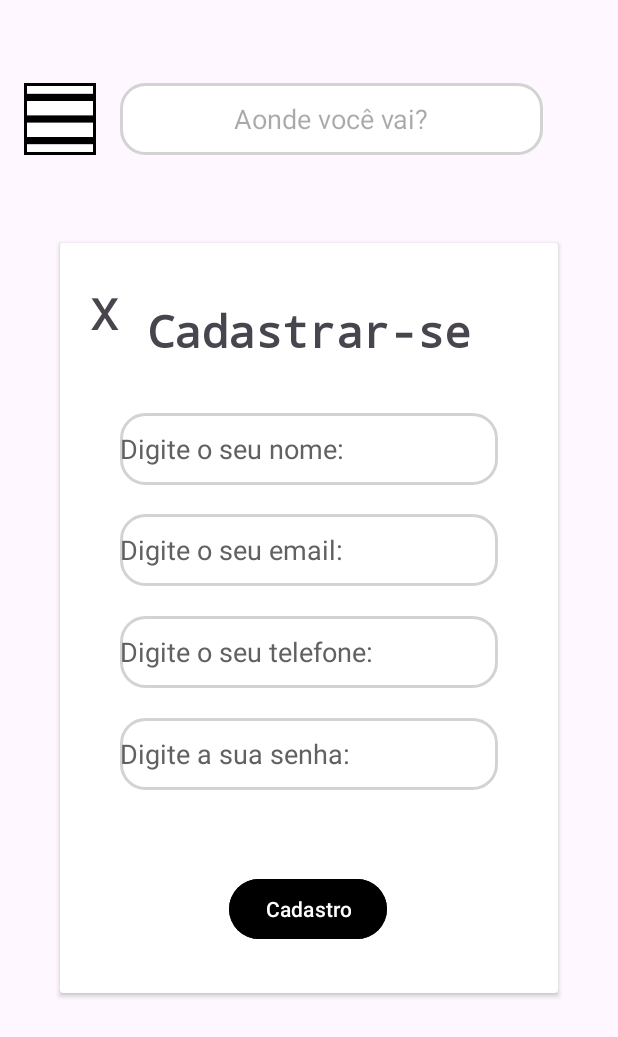
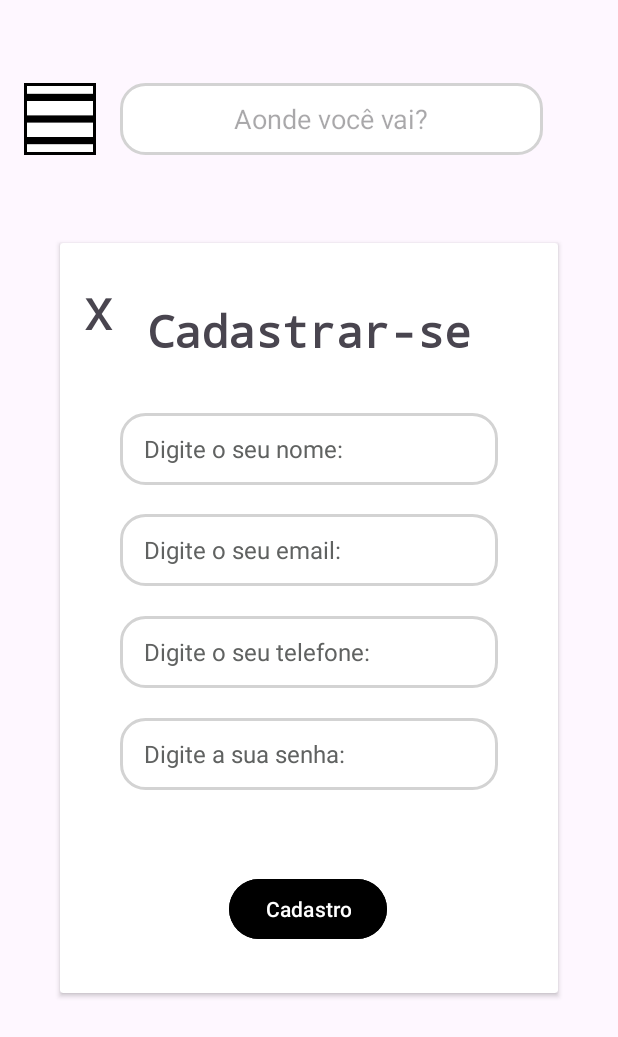
Before and after one commit to 2025-1-NCC3/Projeto17, an Android app: the screen it shows after launch (MainActivity), after a tap on "Cadastro", on a phone screen of 412 x 824 dp. Shown: the top 1037 px of the screen. Run offline under Robolectric (Android 15) with nearby library versions, the phone set to English and light mode, and no system bars; libraries missing offline, so code that uses them is left out: org.osmdroid.config, org.osmdroid.tileprovider, org.osmdroid.util, org.osmdroid.views; plain views replace MapView; pictures from the network do not load; 9 statements that could not run were skipped.

Commit message:
Update interface

```diff
--- a/src/Entrega 1/Frontend/UberProjeto/app/src/main/res/layout/activity_main.xml
+++ b/src/Entrega 1/Frontend/UberProjeto/app/src/main/res/layout/activity_main.xml
@@ -281,9 +281,14 @@
                 android:fontFamily="sans-serif"
                 android:hint="@string/card_cadastro_nome_input"
                 android:inputType="text"
+                android:paddingStart="16dp"
+                android:paddingTop="12dp"
+                android:paddingEnd="16dp"
+                android:paddingBottom="12dp"
                 android:text=""
                 android:textColor="@color/black"
                 android:textColorHint="#606261"
+                android:textSize="16sp"
                 app:layout_constraintBottom_toBottomOf="parent"
                 app:layout_constraintEnd_toEndOf="parent"
                 app:layout_constraintHorizontal_bias="0.5"
@@ -302,8 +307,13 @@
                 android:fontFamily="sans-serif"
                 android:hint="@string/email_login"
                 android:inputType="text"
+                android:paddingStart="16dp"
+                android:paddingTop="12dp"
+                android:paddingEnd="16dp"
+                android:paddingBottom="12dp"
                 android:textColor="@color/black"
                 android:textColorHint="#606261"
+                android:textSize="16sp"
                 app:layout_constraintBottom_toBottomOf="parent"
                 app:layout_constraintEnd_toEndOf="parent"
                 app:layout_constraintHorizontal_bias="0.5"
@@ -322,8 +332,13 @@
                 android:fontFamily="sans-serif"
                 android:hint="@string/card_cadastro_telefone_input"
                 android:inputType="text"
+                android:paddingStart="16dp"
+                android:paddingTop="12dp"
+                android:paddingEnd="16dp"
+                android:paddingBottom="12dp"
                 android:textColor="@color/black"
                 android:textColorHint="#606261"
+                android:textSize="16sp"
                 app:layout_constraintBottom_toBottomOf="parent"
                 app:layout_constraintEnd_toEndOf="parent"
                 app:layout_constraintHorizontal_bias="0.5"
@@ -342,8 +357,13 @@
                 android:fontFamily="sans-serif"
                 android:hint="@string/senha_login"
                 android:inputType="text"
+                android:paddingStart="16dp"
+                android:paddingTop="12dp"
+                android:paddingEnd="16dp"
+                android:paddingBottom="12dp"
                 android:textColor="@color/black"
                 android:textColorHint="#606261"
+                android:textSize="16sp"
                 app:layout_constraintBottom_toBottomOf="parent"
                 app:layout_constraintEnd_toEndOf="parent"
                 app:layout_constraintHorizontal_bias="0.495"
@@ -360,7 +380,7 @@
                 android:textSize="40sp"
                 app:layout_constraintBottom_toBottomOf="parent"
                 app:layout_constraintEnd_toEndOf="parent"
-                app:layout_constraintHorizontal_bias="0.064"
+                app:layout_constraintHorizontal_bias="0.051"
                 app:layout_constraintStart_toStartOf="parent"
                 app:layout_constraintTop_toTopOf="parent"
                 app:layout_constraintVertical_bias="0.035" />
@@ -518,9 +538,10 @@
             <ImageView
                 android:id="@+id/homeBtn"
                 android:layout_width="wrap_content"
-                android:layout_height="80dp"
-                android:layout_marginStart="10dp"
+                android:layout_height="60dp"
                 app:layout_constraintBottom_toBottomOf="parent"
+                app:layout_constraintEnd_toEndOf="parent"
+                app:layout_constraintHorizontal_bias="0.15"
                 app:layout_constraintStart_toStartOf="parent"
                 app:layout_constraintTop_toTopOf="parent"
                 app:layout_constraintVertical_bias="0.0"
@@ -528,36 +549,38 @@
 
             <ImageView
                 android:id="@+id/alertBtn"
-                android:layout_width="80dp"
-                android:layout_height="80dp"
-                android:layout_marginStart="10dp"
+                android:layout_width="60dp"
+                android:layout_height="60dp"
                 app:layout_constraintBottom_toBottomOf="parent"
-                app:layout_constraintStart_toEndOf="@+id/homeBtn"
+                app:layout_constraintEnd_toEndOf="parent"
+                app:layout_constraintHorizontal_bias="0.40"
+                app:layout_constraintStart_toStartOf="parent"
                 app:layout_constraintTop_toTopOf="parent"
                 app:layout_constraintVertical_bias="0.0"
                 app:srcCompat="@drawable/crisis_10468281" />
 
             <ImageView
                 android:id="@+id/configBtn"
-                android:layout_width="80dp"
-                android:layout_height="80dp"
-                android:layout_marginStart="10dp"
+                android:layout_width="60dp"
+                android:layout_height="60dp"
                 app:layout_constraintBottom_toBottomOf="parent"
-                app:layout_constraintStart_toEndOf="@+id/alertBtn"
+                app:layout_constraintEnd_toEndOf="parent"
+                app:layout_constraintHorizontal_bias="0.65"
+                app:layout_constraintStart_toStartOf="parent"
                 app:layout_constraintTop_toTopOf="parent"
                 app:layout_constraintVertical_bias="0.0"
                 app:srcCompat="@drawable/icons8_cog_100_1_" />
 
             <ImageView
                 android:id="@+id/perfilBtn"
-                android:layout_width="80dp"
-                android:layout_height="80dp"
-                android:layout_marginStart="10dp"
-                android:layout_marginEnd="30dp"
+                android:layout_width="60dp"
+                android:layout_height="60dp"
                 app:layout_constraintBottom_toBottomOf="parent"
                 app:layout_constraintEnd_toEndOf="parent"
-                app:layout_constraintStart_toEndOf="@+id/configBtn"
+                app:layout_constraintHorizontal_bias="0.9"
+                app:layout_constraintStart_toStartOf="parent"
                 app:layout_constraintTop_toTopOf="parent"
+                app:layout_constraintVertical_bias="0.0"
                 app:srcCompat="@drawable/icons8_user_100" />
 
         </androidx.constraintlayout.widget.ConstraintLayout>
```
Also changed, not shown: 2 other files.
